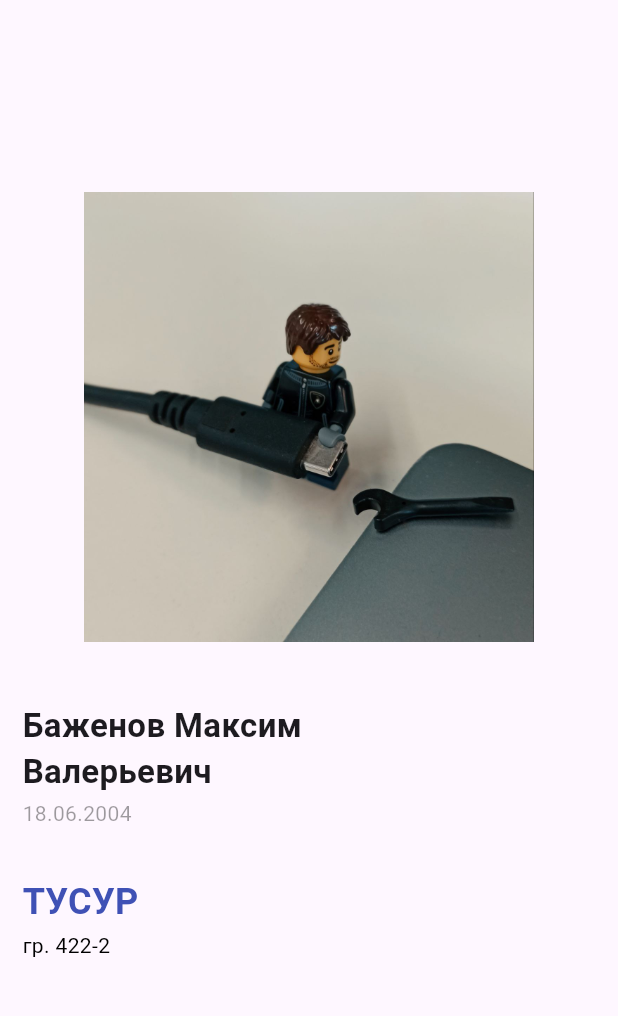
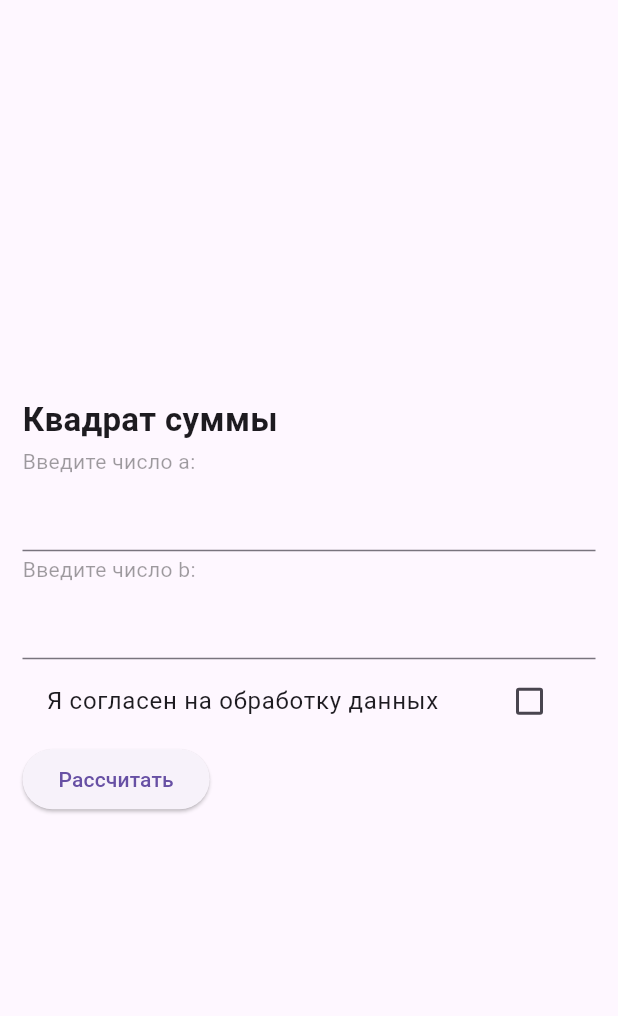
Before and after one commit to maksim4k1/flutter_project, a Flutter app: the screen it shows after launch, on a phone screen of 412 x 824 dp, the part 84-1100 px from its top. Run offline on Flutter 3.47's test engine with Material 3 defaults, Android fonts, the phone set to English and light mode, and no system bars.

Commit message:
lab 3 completed

```diff
--- a/lib/main.dart
+++ b/lib/main.dart
@@ -1,9 +1,22 @@
 import 'package:flutter/material.dart';
+
+// 2.Реализовать калькулятор квадратов суммы.
+// На первом экране должны располагаться 2 числовых поля ввода (число a и число b),
+// а также чек-бокс на согласие обработки данных. Реализовать валидацию полей и чек-бокса.
+// Передать данные с первого экрана на второй экран произвести расчеты и отобразить.
 
 void main() {
   runApp(
     MaterialApp(
-      home: Scaffold(
+      home: FirstScreen(),
+    ),
+  );
+}
+
+class FirstScreen extends StatelessWidget {
+  @override
+  Widget build(BuildContext context) {
+    return Scaffold(
       appBar: AppBar(
         backgroundColor: Colors.indigo,
         titleTextStyle: TextStyle(color: Colors.white, fontSize: 20),
@@ -11,21 +24,34 @@ void main() {
       ),
       body: Padding(
         padding: EdgeInsets.symmetric(horizontal: 15),
+        child: MyFormScreen(),
+      ),
+    );
+  }
+}
+
+class MyFormScreen extends StatefulWidget {
+  @override
+  _MyFormScreenState createState() => _MyFormScreenState();
+}
+
+class _MyFormScreenState extends State<MyFormScreen> {
+  final _formKey = GlobalKey<FormState>();
+  final _aField = TextEditingController();
+  final _bField = TextEditingController();
+  bool _agreement = false;
+
+  Widget build(BuildContext context) {
+    return Form(
+      key: _formKey,
       child: Column(
         mainAxisAlignment: MainAxisAlignment.center,
         crossAxisAlignment: CrossAxisAlignment.start,
         children: [
-              Center(
-                child: Image.asset(
-                  'assets/images/my_image.jpg',
-                  width: 300,
-                  height: 300,
-                ),
-              ),
           Padding(
               padding: EdgeInsets.only(top: 40),
               child: Text(
-                    'Баженов Максим\nВалерьевич',
+                'Квадрат суммы',
                 style: TextStyle(
                   fontSize: 22,
                   fontWeight: FontWeight.bold,
@@ -35,38 +61,95 @@ void main() {
           Padding(
               padding: EdgeInsets.symmetric(vertical: 2),
               child: Text(
-                    '18.06.2004',
+                'Введите число a:',
                 style: TextStyle(
                   fontSize: 14,
                   color: Colors.black38,
                 ),
               )
           ),
+          TextFormField(
+            keyboardType: TextInputType.number,
+            controller: _aField,
+            validator: (value) {
+              if(value!.isEmpty) return "Введите число a";
+              if (double.tryParse(value) == null) return "Введите корректное число";
+              return null;
+            },
+          ),
           Padding(
-                  padding: EdgeInsets.only(top: 30),
+              padding: EdgeInsets.symmetric(vertical: 2),
               child: Text(
-                    'ТУСУР',
+                'Введите число b:',
                 style: TextStyle(
-                      fontSize: 24,
-                      color: Colors.indigo,
+                  fontSize: 14,
+                  color: Colors.black38,
+                ),
+              )
+          ),
+          TextFormField(
+            keyboardType: TextInputType.number,
+            controller: _bField,
+            validator: (value) {
+              if(value!.isEmpty) return "Введите число b";
+              if (double.tryParse(value) == null) return "Введите корректное число";
+              return null;
+            },
+          ),
+          CheckboxListTile(
+            value: _agreement,
+            title: Text("Я согласен на обработку данных"),
+            onChanged: (value) {
+              setState(() {
+                _agreement = value!;
+              });
+            },
+          ),
+          ElevatedButton(onPressed: () {
+            if (_formKey.currentState!.validate()) {
+              print(_aField.text);
+              print(_bField.text);
+            }
+
+            if (_agreement) {
+              Navigator.push(context, MaterialPageRoute(builder: (context) => SecondScreen(
+                aValue: double.parse(_aField.text),
+                bValue: double.parse(_bField.text),
+              )));
+            }
+          }, child: Text("Рассчитать"))
+        ],
+      ),
+    );
+  }
+}
+
+class SecondScreen extends StatelessWidget {
+  double aValue;
+  double bValue;
+
+  SecondScreen({required this.aValue, required this.bValue});
+
+  @override
+  Widget build(BuildContext context) {
+    double result = (aValue + bValue) * (aValue + bValue);
+
+    return Scaffold(
+      appBar: AppBar(
+        backgroundColor: Colors.indigo,
+        titleTextStyle: TextStyle(color: Colors.white, fontSize: 20),
+        title: Text('Баженов Максим Валерьевич'),
+      ),
+      body: Padding(
+          padding: EdgeInsets.only(top: 40, left: 10),
+          child: Text(
+            "Сумма квадартов чисел a и b равна:\n$result",
+            style: TextStyle(
+              fontSize: 18,
               fontWeight: FontWeight.bold,
             ),
           )
       ),
-              Padding(
-                  padding: EdgeInsets.only(top: 2),
-                  child: Text(
-                    'гр. 422-2',
-                    style: TextStyle(
-                      fontSize: 14,
-                      color: Colors.black,
-                    ),
-                  )
-              ),
-            ],
-          ),
-        ),
-      ),
-    ),
     );
   }
+}
```
Lines whose indentation alone changed are shown as unchanged.
